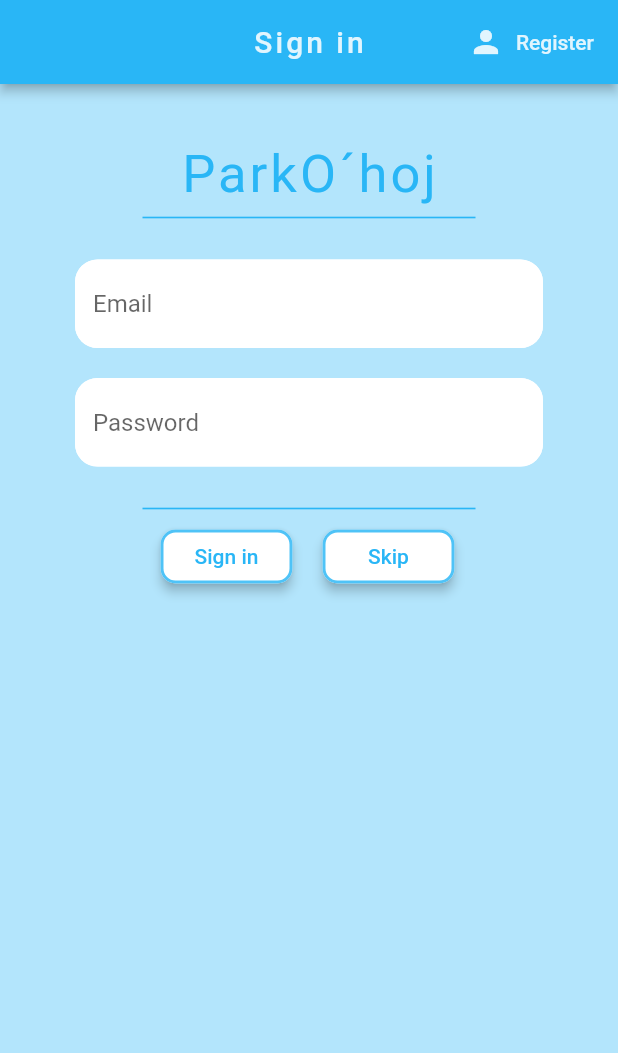
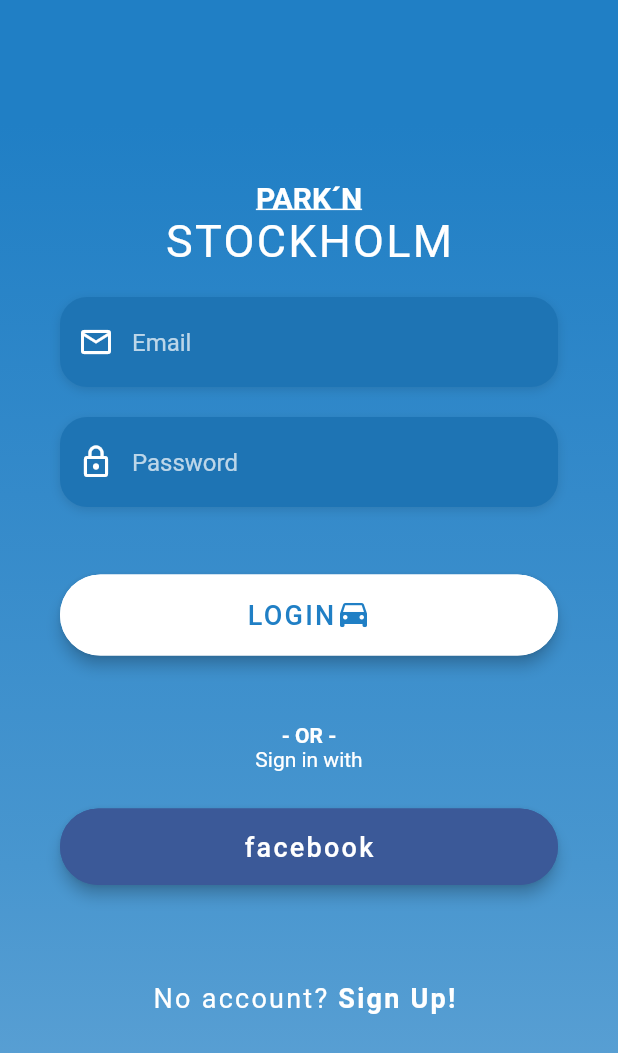
Before and after one commit to Bruseliuz/flutter_parkinggit, a Flutter app: the screen it shows after launch, on a phone screen of 412 x 824 dp. Shown: the top 1053 px of the screen. Run offline on Flutter 3.47's test engine with Material 2 defaults, Android fonts, the phone set to English and light mode, and no system bars; our stand-ins replace cloud_firestore, firebase_auth, flutter_spinkit, google_maps_flutter, location; missing offline and left inert: geolocation; accounts and stored records are empty; Roboto replaces fonts that are missing (Baloo2).

Commit message:
Sign in Workin

```diff
--- a/lib/gamla_appen/services/pages/authenticate/sign_in.dart
+++ b/lib/gamla_appen/services/pages/authenticate/sign_in.dart
@@ -3,6 +3,8 @@
 import 'package:flutterparkinggit/gamla_appen/services/auth.dart';
 import 'package:flutterparkinggit/gamla_appen/shared/constants.dart';
 import 'package:flutterparkinggit/gamla_appen/shared/loading.dart';
+import 'package:flutterparkinggit/gamla_appen/shared/constants.dart';
+
 
 class SignIn extends StatefulWidget {
 
@@ -27,7 +29,255 @@
   @override
   Widget build(BuildContext context) {
     return loading ? Loading() : Scaffold(
-      backgroundColor: Colors.lightBlue[100],
+      body: Stack(
+        children: <Widget>[
+          Form(
+        key: _formKey,
+            child: Container(
+              decoration: BoxDecoration(
+                gradient: LinearGradient(
+                  begin: Alignment.topCenter,
+                  end: Alignment.bottomCenter,
+                  colors: [
+                    Color(0xff207FC5),
+                    Color(0xff348aca),
+                    Color(0xff4896cf),
+                    Color(0xff5ca1d4)
+                  ],
+                  stops: [0.1,0.4,0.7,0.9],
+                )
+              ),
+            ),
+          ),
+          Container(
+            height: double.infinity,
+            child: SingleChildScrollView(
+              physics: AlwaysScrollableScrollPhysics(),
+              padding: EdgeInsets.symmetric(
+                horizontal: 40.0,
+                vertical: 120.0,
+              ),
+                child: Column(
+                  mainAxisAlignment: MainAxisAlignment.center,
+                  children: <Widget>[
+                    Text('PARK´N',
+                    style: TextStyle(
+                      decoration: TextDecoration.underline,
+                      color: Colors.white,
+                      fontSize: 20,
+                      fontWeight: FontWeight.bold
+                    ),
+                    ),
+                    Text(
+                      'STOCKHOLM',
+                      style: TextStyle(
+                          letterSpacing: 1.5,
+                          color: Colors.white,
+                          fontSize: 30,
+                          fontWeight: FontWeight.w400
+                      ),
+                    ),
+                    SizedBox(height: 20.0),
+                    Column(
+                      crossAxisAlignment: CrossAxisAlignment.start,
+                      children: <Widget>[
+                        Container(
+                          decoration: parkBoxDecoration,
+                          height: 60,
+                          alignment: Alignment.centerLeft,
+                          child: TextFormField(
+                            validator: (val) => val.isEmpty ? "Enter an email" : null,
+                            onChanged: (val){
+                              setState(() => email = val);
+                            },
+                            keyboardType: TextInputType.emailAddress,
+                            style: TextStyle(
+                              color: Colors.white
+                            ),
+                            decoration: InputDecoration(
+                              border: InputBorder.none,
+                              contentPadding: EdgeInsets.only(top: 15),
+                              prefixIcon: Icon(
+                                  Icons.mail_outline,
+                              color: Colors.white,
+                              ),
+                              hintText: 'Email',
+                              hintStyle: TextStyle(
+                                  color: Colors.white70
+                              )
+                            ),
+                          ),
+                        ),
+                        SizedBox(height: 20.0),
+                        Column(
+                          crossAxisAlignment: CrossAxisAlignment.start,
+                          children: <Widget>[
+                            Container(
+                              decoration: parkBoxDecoration,
+                              height: 60,
+                              alignment: Alignment.centerLeft,
+                              child: TextFormField(
+                                validator: (val) => val.length < 6 ? "Enter a password 6+ chars long" : null,
+                                onChanged: (val) {
+                                  setState(() => password = val);
+                                },
+                                obscureText: true,
+                                style: TextStyle(
+                                  color: Colors.white
+                                ),
+                                decoration: InputDecoration(
+                                  border: InputBorder.none,
+                                  contentPadding: EdgeInsets.only(top:15),
+                                  prefixIcon: Icon(
+                                    Icons.lock_outline,
+                                    color: Colors.white,
+                                  ),
+                                  hintText: 'Password',
+                                  hintStyle: TextStyle(color: Colors.white70)
+                                ),
+                              ),
+                            ),
+                            SizedBox(height: 20.0),
+                            Container(
+                              padding: EdgeInsets.symmetric(vertical: 25),
+                              width: double.infinity,
+                              child: MaterialButton(
+                                color: Colors.white,
+                                elevation: 4.0,
+                                onPressed: ()async{
+                                  if(_formKey.currentState.validate()){
+                                    setState(() => loading = true);
+                                    dynamic result = await _auth.singInWithEmailAndPassword(email, password);
+                                    if(result == null){
+                                      setState(() {
+                                        error = "That is not a registered user";
+                                        loading = false;
+                                      });
+                                    }
+                                  }
+                                },
+                                padding: EdgeInsets.all(15),
+                                child: Row(
+                                  mainAxisAlignment: MainAxisAlignment.center,
+                                  children: <Widget>[
+                                    Text('LOGIN',
+                                    style: TextStyle(
+                                    color: Color(0xff207FC5),
+                                      letterSpacing: 1.5,
+                                      fontSize: 18.0,
+                                    ),
+                                    ),
+                                    Icon(Icons.time_to_leave, color: Color(0xff207FC5))
+                                  ],
+                                ),
+                                shape: RoundedRectangleBorder(
+                                  side: BorderSide(
+                                    color: Colors.white
+                                  ),
+                                  borderRadius: BorderRadius.circular(30)
+                                ),
+                              ),
+                            ),
+                            SizedBox(height: 20.0),
+                            Column(
+                              children: <Widget>[
+                                SizedBox(width: 400.0),
+                                Text('- OR -',
+                                style: TextStyle(
+                                  color: Colors.white,
+                                  fontWeight: FontWeight.bold
+                                ),
+                                ),
+                                Text('Sign in with',
+                                  style: TextStyle(
+                                      color: Colors.white,
+                                      fontWeight: FontWeight.w400
+                                  ),
+                                ),
+                              ],
+                            ),
+                            Container(
+                              padding: EdgeInsets.symmetric(vertical: 25),
+                              width: double.infinity,
+                              child: MaterialButton(
+                                color: Color(0xff3b5998),
+                                elevation: 4.0,
+                                onPressed: () {
+                                  print('facebook login');
+                                },
+                                padding: EdgeInsets.all(15),
+                                child: Row(
+                                  mainAxisAlignment: MainAxisAlignment.center,
+                                  children: <Widget>[
+                                    Text('facebook',
+                                    style: TextStyle(
+                                      color: Colors.white,
+                                      letterSpacing: 1.5,
+                                      fontSize: 18.0
+                                    ),
+                                    ),
+                                  ],
+                                ),
+                                shape: RoundedRectangleBorder(
+                                  side: BorderSide(
+                                    color: Color(0xff3b5998)
+                                  ),
+                                  borderRadius: BorderRadius.circular(30)
+                                ),
+                              ),
+                            ),
+                            Container(
+                              padding: EdgeInsets.symmetric(vertical: 25),
+                              width: double.infinity,
+                              child: MaterialButton(
+                                color: Colors.transparent,
+                                elevation: 0.0,
+                                onPressed: (){
+                                  widget.toggleView();
+                                },
+                                padding: EdgeInsets.all(15),
+                                child: Row(
+                                  mainAxisAlignment: MainAxisAlignment.center,
+                                  children: <Widget>[
+                                    Text('No account? ',
+                                      style: TextStyle(
+                                        color: Colors.white,
+                                        letterSpacing: 1.5,
+                                        fontSize: 18.0,
+                                        fontWeight: FontWeight.w400
+                                      ),
+                                    ),
+                                    Text('Sign Up! ',
+                                      style: TextStyle(
+                                        color: Colors.white,
+                                        letterSpacing: 1.5,
+                                        fontSize: 18.0,
+                                        fontWeight: FontWeight.bold
+                                      ),
+                                    ),
+                                  ],
+                                ),
+                                ),
+                              ),
+                          ],
+                        )
+                      ],
+                    )
+                  ],
+                ),
+              )
+          )
+        ],
+      ),
+    );
+
+
+
+
+
+
+
+     /* backgroundColor: Colors.lightBlue[100],
       appBar: AppBar(
         backgroundColor: Colors.lightBlue[400],
         elevation: 3.0,
@@ -154,6 +404,6 @@
           ),
         ),
       ),
-    );
+    */
   }
 }
--- a/lib/gamla_appen/shared/constants.dart
+++ b/lib/gamla_appen/shared/constants.dart
@@ -14,3 +14,15 @@
       borderSide: BorderSide(color: Colors.lightBlue, width: 2.2),
     )
 );
+
+final parkBoxDecoration = BoxDecoration(
+    color: Color(0xff1E74B4),
+    borderRadius: BorderRadius.circular(18),
+    boxShadow: [
+      BoxShadow(
+          color: Colors.black12,
+          blurRadius: 5.0,
+          offset: Offset(0,2)
+      )
+    ]
+);
```
